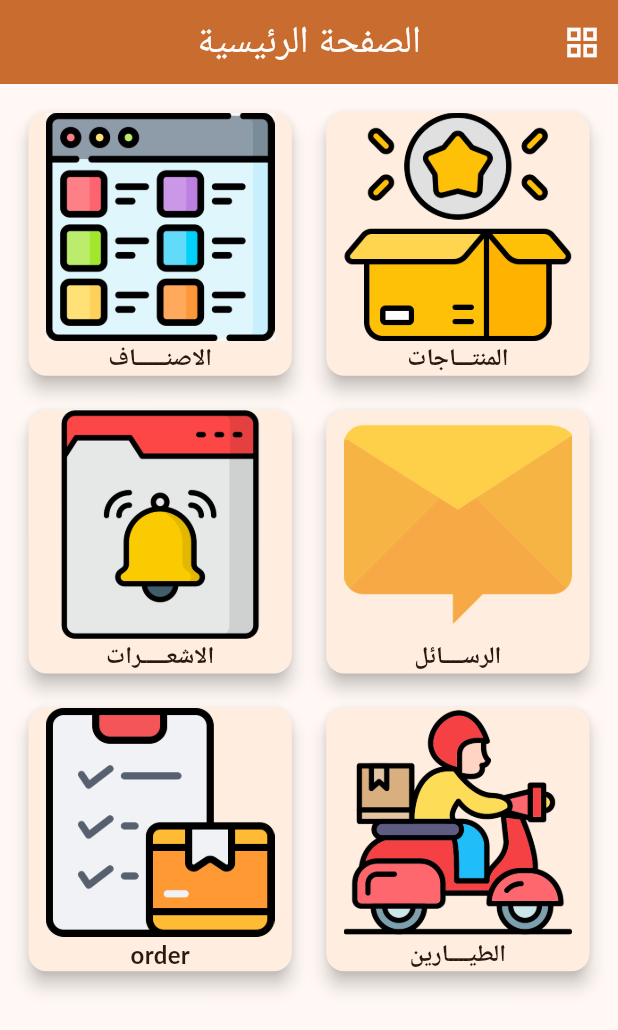
After one commit to talaat97/Souq_Al-Khamis_Admin_version, a Flutter app: the screen it shows after launch, on a phone screen of 412 x 824 dp. The commit adds this screen. Shown: the top 1030 px of the screen. Run offline on Flutter 3.47's test engine with Material 3 defaults, Android fonts, the light colour scheme and no system bars; our stand-ins replace dartz, firebase_core, flutter_svg, geolocator, get, google_maps_flutter and 2 more; accounts and stored records are empty; Roboto replaces fonts that are missing (Lato).

Commit message:
- Refactor home screen: - replace inline widgets with HomeAppBar and HomeGrid components

```diff
--- a/lib/view/widgets/home/card_admin_come.dart
+++ b/lib/view/widgets/home/card_admin_come.dart
@@ -1,6 +1,5 @@
 import 'package:flutter/material.dart';
-import 'package:souq_al_khamis_admin_version/core/constant/colors.dart'
-    show AppColor;
+import 'package:souq_al_khamis_admin_version/core/constant/colors.dart';
 
 class CardAdminHome extends StatelessWidget {
   final String title;
--- /dev/null
+++ b/lib/view/widgets/home/home_app_bar.dart
@@ -0,0 +1,36 @@
+import 'package:flutter/material.dart';
+import 'package:get/get.dart';
+import 'package:souq_al_khamis_admin_version/controller/home/home_controller.dart';
+
+class HomeAppBar extends StatelessWidget implements PreferredSizeWidget {
+  final HomeController controller;
+  const HomeAppBar({super.key, required this.controller});
+
+  @override
+  Size get preferredSize => const Size.fromHeight(kToolbarHeight);
+
+  @override
+  Widget build(BuildContext context) {
+    return AppBar(
+      elevation: 5,
+      centerTitle: true,
+      title: const Text('الصفحة الرئيسية'),
+      actions: [
+        Obx(() {
+          return IconButton(
+            onPressed: controller.toggleGrid,
+            icon: Icon(
+              controller.gridCount.value == 2
+                  ? Icons.grid_view
+                  : controller.gridCount.value == 3
+                      ? Icons.grid_3x3
+                      : Icons.view_module,
+              size: 26,
+            ),
+            tooltip: "تغير شكل الأيقونات",
+          );
+        })
+      ],
+    );
+  }
+}
--- /dev/null
+++ b/lib/view/widgets/home/home_grid.dart
@@ -0,0 +1,58 @@
+import 'package:flutter/material.dart';
+import 'package:get/get.dart';
+import 'package:souq_al_khamis_admin_version/view/widgets/home/card_admin_come.dart';
+import 'package:souq_al_khamis_admin_version/controller/home/home_controller.dart';
+
+class HomeGrid extends StatelessWidget {
+  final HomeController controller;
+  const HomeGrid({super.key, required this.controller});
+
+  @override
+  Widget build(BuildContext context) {
+    return Obx(() {
+      return ListView(
+        padding: const EdgeInsets.all(15),
+        children: [
+          GridView(
+            shrinkWrap: true,
+            physics: const NeverScrollableScrollPhysics(),
+            gridDelegate: SliverGridDelegateWithFixedCrossAxisCount(
+              crossAxisCount: controller.gridCount.value,
+              crossAxisSpacing: 15,
+              mainAxisSpacing: 15,
+            ),
+            children: [
+              CardAdminHome(
+                title: 'الاصنــــــاف',
+                imageUrl: 'assets/image/category.jpeg',
+                navigartTo: controller.goToCategoriesPage,
+              ),
+              CardAdminHome(
+                title: 'المنتـــاجات',
+                imageUrl: 'assets/image/product.png',
+                navigartTo: controller.goToItemsPage,
+              ),
+              CardAdminHome(
+                title: 'الاشعـــــرات',
+                imageUrl: 'assets/image/notifaction.png',
+                navigartTo: controller.goToNotificationsPage,
+              ),
+              const CardAdminHome(
+                title: 'الرســــائل',
+                imageUrl: 'assets/image/message.png',
+              ),
+              const CardAdminHome(
+                title: 'order',
+                imageUrl: 'assets/image/order.png',
+              ),
+              const CardAdminHome(
+                title: 'الطيــــارين',
+                imageUrl: 'assets/image/delivery.png',
+              ),
+            ],
+          ),
+        ],
+      );
+    });
+  }
+}
```
Also changed, not shown: lib/view/screens/home/home.dart (+6 -74 lines).
